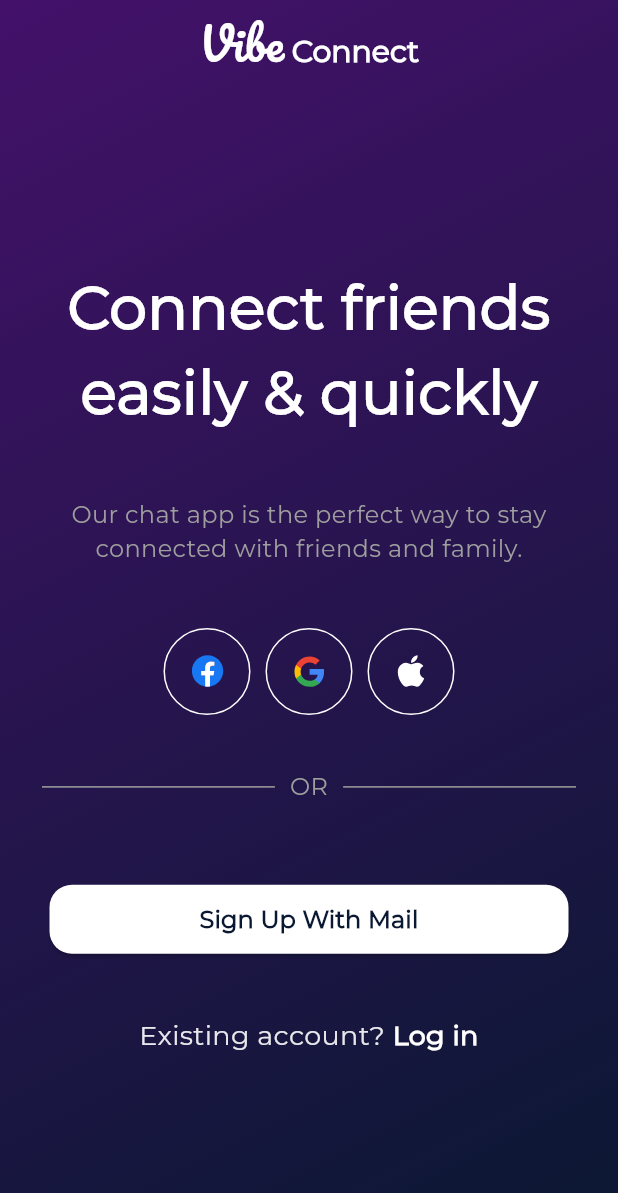
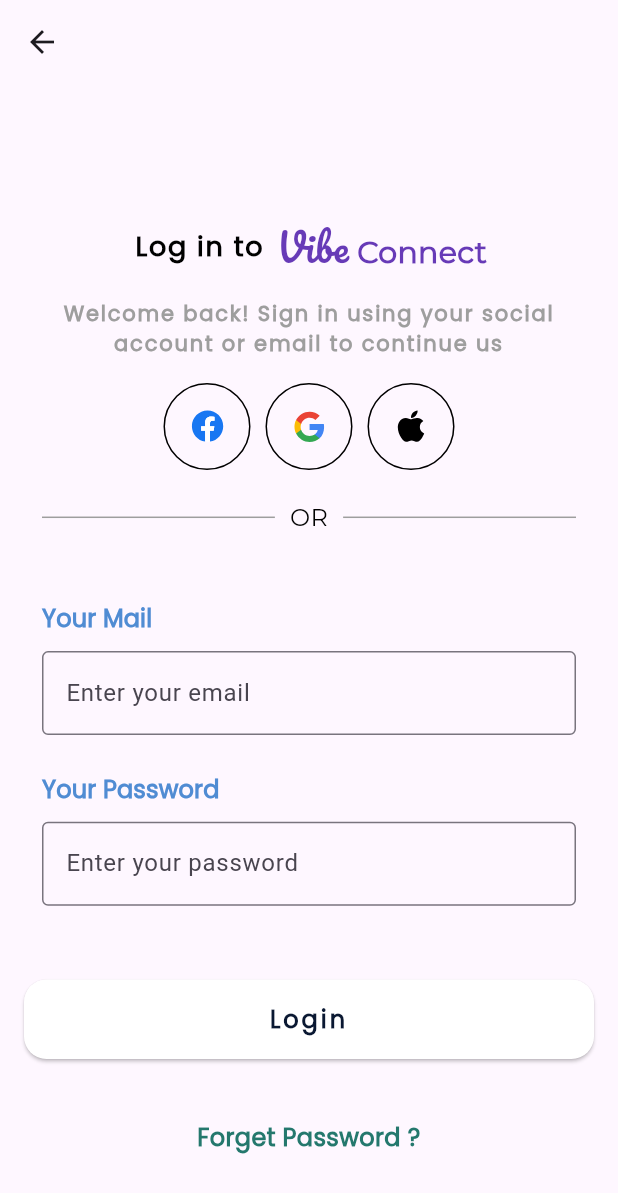
Before and after one commit to cybersleuth0/Vibe-Connect, a Flutter app: the screen it shows after launch, after a tap on "Sign Up With Mail", on a phone screen of 412 x 824 dp. Shown: the top 1193 px of the screen. Run offline on Flutter 3.47's test engine with Material 3 defaults, Android fonts, the phone set to English and light mode, and no system bars; drawn by our look-alikes of flutter_animate; our stand-ins replace flutter_svg.

Commit message:
feat: Add Onboarding and Sign In screens with navigation
This commit introduces the Onboarding and Sign In screens to the application and updates the navigation flow.

Key changes include:
- **Created `Screens` directory**: Moved `SplashScreen.dart` and `login.dart` (renamed to `onboarding.dart`) into a new `Screens` directory for better organization.
- **Added `OnBoardingPage`**:
    - Previously `LoginPage`, this screen now serves as the onboarding page.
    - Updated UI with `FittedBox` for responsive text sizing.
    - "Sign Up With Mail" button now navigates to the `ROUTE_SIGNINPAGE`.
- **Added `SignInPage`**:
    - New screen for user login.
    - Includes fields for email and password.
    - Provides options for social login (Facebook, Google, Apple).
    - Displays "Log in to Vibe Connect" and a welcome message.
    - Includes a "Forget Password?" link.
- **Updated `AppRoutes`**:
    - Renamed `ROUTE_LOGINPAGE` to `ROUTE_ONBOARDINGPAGE`.
    - Added new routes: `ROUTE_SIGNINPAGE` and `ROUTE_SIGNUPPAGE`.
    - Updated `getRoutes()` to map to the new screen widgets.
- **Updated `SplashScreen`**:
    - Now navigates to `ROUTE_ONBOARDINGPAGE` after the splash animation, instead of the old login page.

```diff
--- /dev/null
+++ b/lib/Screens/SignIn.dart
@@ -0,0 +1,270 @@
+import 'package:flutter/material.dart';
+import 'package:flutter_animate/flutter_animate.dart';
+import 'package:flutter_svg/svg.dart';
+
+class SignInPage extends StatelessWidget {
+  const SignInPage({super.key});
+
+  @override
+  Widget build(BuildContext context) {
+    return Scaffold(
+      resizeToAvoidBottomInset: true,
+      appBar: AppBar(),
+      body: Padding(
+        padding: const EdgeInsets.all(8.0),
+        child: SingleChildScrollView(
+          physics: ClampingScrollPhysics(),
+          child: Column(
+            crossAxisAlignment: CrossAxisAlignment.stretch,
+            children: [
+              //Login In to vibeConnect
+              SizedBox(height: MediaQuery.of(context).size.height * 0.10),
+              Row(
+                mainAxisAlignment: MainAxisAlignment.center,
+                children: [
+                  Text(
+                    "Log in to ",
+                    textAlign: TextAlign.center,
+                    style: TextStyle(
+                      fontSize: 18,
+                      fontWeight: FontWeight.bold,
+                      color: Colors.black,
+                      fontFamily: 'Poppins',
+                      letterSpacing: 1.2,
+                    ),
+                  ),
+                  SizedBox(width: 5),
+                  Hero(
+                    tag: "splash",
+                    child: Text.rich(
+                      TextSpan(
+                        text: "Vibe",
+                        style: TextStyle(
+                          fontFamily: "Pacifico",
+                          color: Colors.deepPurple,
+                          fontSize: 25,
+                          // fontWeight: FontWeight.w900,
+                        ),
+                        children: [
+                          TextSpan(
+                            text: " Connect",
+                            style: TextStyle(
+                              fontFamily: 'Montserrat',
+                              color: Colors.deepPurple,
+                              fontSize: 20,
+                              fontWeight: FontWeight.bold,
+                            ),
+                          ),
+                        ],
+                      ),
+                    ).animate().fadeIn(duration: 500.ms),
+                  ),
+                ],
+              ),
+              SizedBox(height: MediaQuery.of(context).size.height * 0.02),
+              //Welcome Text
+              Text(
+                "Welcome back! Sign in using your social account or email to continue us",
+                textAlign: TextAlign.center,
+                style: TextStyle(
+                  fontSize: 14,
+                  fontWeight: FontWeight.bold,
+                  color: Colors.grey,
+                  fontFamily: 'Poppins',
+                  letterSpacing: 1.2,
+                ),
+              ),
+              SizedBox(height: MediaQuery.of(context).size.height * 0.02),
+              //icons for login
+              Row(
+                mainAxisAlignment: MainAxisAlignment.center,
+                children: [
+                  Container(
+                    decoration: BoxDecoration(
+                      shape: BoxShape.circle,
+                      border: Border.all(color: Colors.black, width: 1.0),
+                    ),
+                    child: ClipOval(
+                      child: Padding(
+                        padding: const EdgeInsets.all(8.0),
+                        child: SvgPicture.asset(
+                          "lib/assets/icons/Facebook.svg",
+                          height: 40,
+                          width: 40,
+                        ),
+                      ),
+                    ),
+                  ),
+                  SizedBox(width: 10),
+                  Container(
+                    decoration: BoxDecoration(
+                      shape: BoxShape.circle,
+                      border: Border.all(color: Colors.black, width: 1.0),
+                    ),
+                    child: ClipOval(
+                      child: Padding(
+                        padding: const EdgeInsets.all(8.0),
+                        child: SvgPicture.asset(
+                          "lib/assets/icons/Google_Pay.svg",
+                          height: 40,
+                          width: 40,
+                        ),
+                      ),
+                    ),
+                  ),
+                  SizedBox(width: 10),
+                  Container(
+                    decoration: BoxDecoration(
+                      shape: BoxShape.circle,
+                      border: Border.all(color: Colors.black, width: 1.0),
+                    ),
+                    child: ClipOval(
+                      child: Padding(
+                        padding: const EdgeInsets.all(8.0),
+                        child: SvgPicture.asset(
+                          "lib/assets/icons/Apple.svg",
+                          color: Colors.black,
+                          height: 40,
+                          width: 40,
+                        ),
+                      ),
+                    ),
+                  ),
+                ],
+              ),
+              //or horizontal line
+              Padding(
+                padding: EdgeInsets.all(20),
+                child: Row(
+                  children: [
+                    const Expanded(
+                      child: Divider(color: Colors.grey, thickness: 1),
+                    ),
+                    Padding(
+                      padding: const EdgeInsets.symmetric(horizontal: 10),
+                      child: Text(
+                        "OR",
+                        style: TextStyle(
+                          fontFamily: 'Montserrat',
+                          color: Colors.black,
+                          fontSize: 16,
+                          fontWeight: FontWeight.w500,
+                        ),
+                      ),
+                    ),
+                    const Expanded(
+                      child: Divider(color: Colors.grey, thickness: 1),
+                    ),
+                  ],
+                ),
+              ),
+              SizedBox(height: MediaQuery.of(context).size.height * 0.03),
+              //login with mail
+              Padding(
+                padding: const EdgeInsets.symmetric(horizontal: 20),
+                child: Column(
+                  crossAxisAlignment: CrossAxisAlignment.start,
+                  children: [
+                    Text(
+                      "Your Mail",
+                      style: TextStyle(
+                        fontFamily: 'Poppins',
+                        color: Color(0xff24786d1),
+                        fontSize: 16,
+                        fontWeight: FontWeight.w700,
+                        letterSpacing: 0.1,
+                      ),
+                    ),
+                    SizedBox(height: 10),
+                    TextField(
+                      onTapOutside: (_) =>
+                          FocusManager.instance.primaryFocus?.unfocus(),
+                      decoration: InputDecoration(
+                        hintText: "Enter your email",
+                        border: OutlineInputBorder(
+                          borderSide: BorderSide(color: Colors.grey, width: 1),
+                        ),
+                      ),
+                      keyboardType: TextInputType.emailAddress,
+                    ),
+                  ],
+                ),
+              ),
+              SizedBox(height: MediaQuery.of(context).size.height * 0.03),
+              //textbox with password
+              Padding(
+                padding: const EdgeInsets.symmetric(horizontal: 20),
+                child: Column(
+                  crossAxisAlignment: CrossAxisAlignment.start,
+                  children: [
+                    Text(
+                      "Your Password",
+                      style: TextStyle(
+                        fontFamily: 'Poppins',
+                        color: Color(0xff24786d1),
+                        fontSize: 16,
+                        fontWeight: FontWeight.w700,
+                        letterSpacing: 0.1,
+                      ),
+                    ),
+                    SizedBox(height: 10),
+                    TextField(
+                      onTapOutside: (_) =>
+                          FocusManager.instance.primaryFocus?.unfocus(),
+                      decoration: InputDecoration(
+                        hintText: "Enter your password",
+                        border: OutlineInputBorder(
+                          borderSide: BorderSide(color: Colors.grey, width: 1),
+                        ),
+                      ),
+                      keyboardType: TextInputType.emailAddress,
+                    ),
+                  ],
+                ),
+              ),
+              SizedBox(height: MediaQuery.of(context).size.height * 0.05),
+              Padding(
+                padding: const EdgeInsets.all(8.0),
+                child: ElevatedButton(
+                  style: ElevatedButton.styleFrom(
+                    padding: EdgeInsets.symmetric(vertical: 15),
+                    backgroundColor: Colors.white,
+                    shape: RoundedRectangleBorder(
+                      borderRadius: BorderRadius.circular(15.0),
+                    ),
+                  ),
+                  onPressed: () {},
+                  child: Text(
+                    "Login",
+                    textAlign: TextAlign.center,
+                    style: TextStyle(
+                      fontFamily: 'Poppins',
+                      fontSize: 16,
+                      fontWeight: FontWeight.bold,
+                      letterSpacing: 2,
+                      color: Color(0xff0A1832),
+                    ),
+                  ),
+                ),
+              ),
+              SizedBox(height: MediaQuery.of(context).size.height * 0.04),
+              //forget password,
+              SafeArea(
+                child: Text(
+                  "Forget Password ?",
+                  textAlign: TextAlign.center,
+                  style: TextStyle(
+                    fontSize: 16,
+                    fontWeight: FontWeight.bold,
+                    color: Color(0xff24786D),
+                    fontFamily: 'Poppins',
+                  ),
+                ),
+              ),
+            ],
+          ),
+        ),
+      ),
+    );
+  }
+}
--- a/lib/SplashScreen.dart
+++ b/lib/Screens/SplashScreen.dart
@@ -15,7 +15,7 @@ class _SplashPageState extends State<SplashPage> {
     super.initState();
     // Navigate after animations complete (500ms fade + 700ms scale = 1200ms or 1.2 seconds)
     Future.delayed(const Duration(milliseconds: 2000)).then((value) {
-      Navigator.pushReplacementNamed(context, AppRoutes.ROUTE_LOGINPAGE);
+      Navigator.pushReplacementNamed(context, AppRoutes.ROUTE_ONBOARDINGPAGE);
     });
   }
 
--- a/lib/login.dart
+++ b/lib/Screens/onboarding.dart
@@ -1,9 +1,10 @@
+import 'package:chat_app/utils/AppConstants/appconstants.dart';
 import 'package:flutter/material.dart';
 import 'package:flutter_animate/flutter_animate.dart';
 import 'package:flutter_svg/flutter_svg.dart';
 
-class LoginPage extends StatelessWidget {
-  const LoginPage({super.key});
+class OnBoardingPage extends StatelessWidget {
+  const OnBoardingPage({super.key});
 
   @override
   Widget build(BuildContext context) {
@@ -64,6 +65,9 @@ class LoginPage extends StatelessWidget {
               //Bold text connect friends easily & quickly
               Padding(
                 padding: const EdgeInsets.symmetric(horizontal: 20),
+                child: FittedBox(
+                  fit:
+                      BoxFit.contain, // Ensures the text fits within the bounds
                   child: Text(
                     "Connect friends\neasily & quickly",
                     textAlign: TextAlign.center,
@@ -72,8 +76,11 @@ class LoginPage extends StatelessWidget {
                       color: Colors.white,
                       fontSize: 40,
                       fontWeight: FontWeight.w900,
+                      wordSpacing: 2,
+                      letterSpacing: 2,
                     ),
                   ).animate().fade(duration: 450.ms).slideX(duration: 500.ms),
+                ),
               ),
               SizedBox(height: MediaQuery.of(context).size.height * 0.05),
               // Our chat app is the perfect way to stay connected with friends and family.
@@ -189,7 +196,9 @@ class LoginPage extends StatelessWidget {
                       borderRadius: BorderRadius.circular(15.0),
                     ),
                   ),
-                  onPressed: () {},
+                  onPressed: () {
+                    Navigator.pushNamed(context, AppRoutes.ROUTE_SIGNINPAGE);
+                  },
                   child: Text(
                     "Sign Up With Mail",
                     textAlign: TextAlign.center,
--- a/lib/utils/AppConstants/appconstants.dart
+++ b/lib/utils/AppConstants/appconstants.dart
@@ -1,14 +1,18 @@
 import 'package:flutter/cupertino.dart';
 
-import '../../SplashScreen.dart';
-import '../../login.dart';
+import '../../Screens/SignIn.dart';
+import '../../Screens/SplashScreen.dart';
+import '../../Screens/onboarding.dart';
 
 class AppRoutes {
   static const String ROUTE_SPLASHPAGE = "/splash";
-  static const String ROUTE_LOGINPAGE = "/login";
+  static const String ROUTE_ONBOARDINGPAGE = "/onboarding";
+  static const String ROUTE_SIGNINPAGE = "/signin";
+  static const String ROUTE_SIGNUPPAGE = "/signup";
 
   static Map<String, WidgetBuilder> getRoutes() => {
     ROUTE_SPLASHPAGE: (context) => SplashPage(),
-    ROUTE_LOGINPAGE: (context) => LoginPage(),
+    ROUTE_ONBOARDINGPAGE: (context) => OnBoardingPage(),
+    ROUTE_SIGNINPAGE: (context) => SignInPage(),
   };
 }
```
Lines whose indentation alone changed are shown as unchanged.
